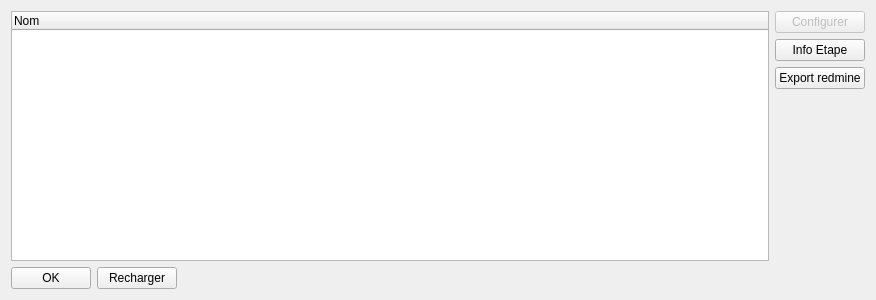
Before: the Qt Designer form ComputreeGui/view/MainView/gaboutpluginsdialog.ui in computree/computree-v3, drawn with Qt 5.
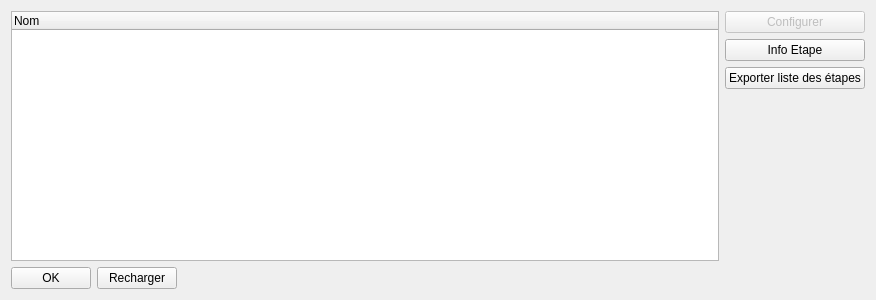
After: the same form once the commit is applied.

Commit message: liste étapes

Patch:
```diff
--- a/ComputreeGui/view/MainView/gaboutpluginsdialog.ui
+++ b/ComputreeGui/view/MainView/gaboutpluginsdialog.ui
@@ -50,7 +50,7 @@
        <item>
         <widget class="QPushButton" name="pb_redmineExport">
          <property name="text">
-          <string>Export redmine</string>
+          <string>Exporter liste des étapes</string>
          </property>
         </widget>
        </item>
```
The commit also changes 6 other files.
